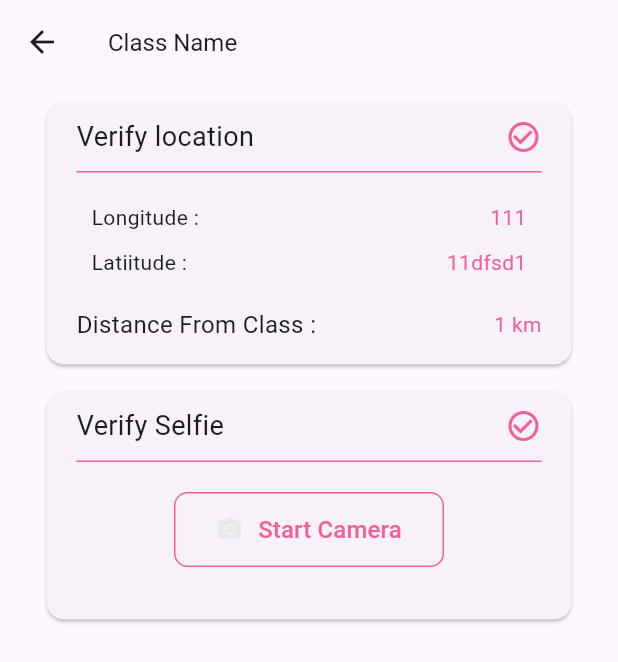
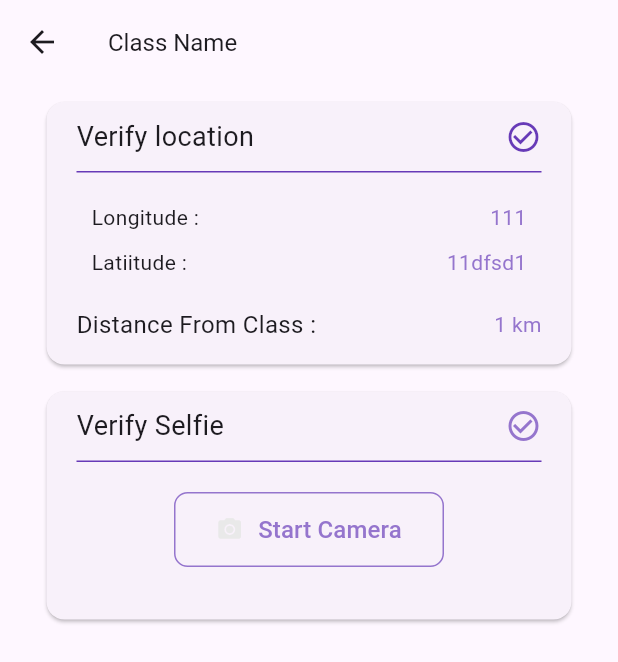
Before and after one commit to deev-narayan/Attendo_BBAU, a Flutter app: the screen it shows after launch, after a tap on "Login", after a tap on "Mark your attendace", on a phone screen of 412 x 824 dp. Shown: the top 662 px of the screen. Run offline on Flutter 3.47's test engine with Material 3 defaults, Android fonts, the phone set to English and light mode, and no system bars.

Commit message:
colour scheam is same as logo decided

```diff
--- a/lib/main.dart
+++ b/lib/main.dart
@@ -18,7 +18,9 @@ class _MyAppState extends State<MyApp> {
   Widget build(BuildContext context) {
     return MaterialApp(
       debugShowCheckedModeBanner: false,
-      theme: ThemeData.light(),
+      theme: ThemeData.from(
+        colorScheme: ColorScheme.fromSeed(seedColor: Colors.deepPurple),
+      ),
       darkTheme: ThemeData.dark(),
       themeMode: ThemeMode.system,
       home: Login(),
--- a/lib/pages/login.dart
+++ b/lib/pages/login.dart
@@ -20,7 +20,7 @@ class _LoginState extends State<Login> {
             height: double.infinity,
             width: double.infinity,
             decoration: BoxDecoration(
-              color: const Color.fromARGB(94, 71, 71, 71),
+
             ),
           ),
           Center(
@@ -32,7 +32,7 @@ class _LoginState extends State<Login> {
                   height: 400,
                   width: 350,
                   decoration: BoxDecoration(
-                    color: const Color.fromARGB(92, 255, 255, 255),
+                    color: const Color.fromARGB(19, 255, 255, 255),
                     borderRadius: BorderRadius.circular(10),
                     border: Border.all(
                       color: const Color.fromARGB(90, 0, 0, 0),
@@ -50,12 +50,7 @@ class _LoginState extends State<Login> {
                 Image.asset(
                   "./assets/images/hero.png",
                   height: 150,
-                  color: const Color.fromARGB(
-                    255,
-                    0,
-                    19,
-                    34,
-                  ), // your desired color
+                  color: const Color.fromARGB(255, 0, 132, 255), // your desired color
                   colorBlendMode: BlendMode.srcIn,
                 ),
                 Container(
--- a/lib/pages/profile.dart
+++ b/lib/pages/profile.dart
@@ -42,15 +42,17 @@ class _ProfileState extends State<Profile> {
             crossAxisAlignment: CrossAxisAlignment.center,
             children: [
               Container(
+                margin: EdgeInsets.fromLTRB(0, 20, 0, 0),
                 height: 50,
-                width: double.infinity,
+                width: 340,
                 decoration: BoxDecoration(
-                  color: const Color.fromARGB(14, 226, 226, 226),
+                  color: const Color.fromARGB(106, 0, 132, 255),
+                  borderRadius: BorderRadius.circular(10)
                 ),
                 child: Center(
                   child: Text(
                     "B.Tech : Computer Science Engineering",
-                    style: TextStyle(fontSize: 17, fontWeight: FontWeight.w100),
+                    style: TextStyle(fontSize: 17, fontWeight: FontWeight.w600),
                   ),
                 ),
               ),
@@ -61,10 +63,10 @@ class _ProfileState extends State<Profile> {
                   children: [
                     Container(
                       padding: EdgeInsets.fromLTRB(00, 20, 0, 20),
-                      width: 410,
+                      width: 340,
                       decoration: BoxDecoration(
                         borderRadius: BorderRadius.circular(10),
-                        color: const Color.fromARGB(143, 187, 182, 182),
+                        color: const Color.fromARGB(61, 187, 182, 182),
                       ),
                       child: Row(
                         mainAxisAlignment: MainAxisAlignment.spaceAround,
@@ -113,10 +115,10 @@ class _ProfileState extends State<Profile> {
                 padding: const EdgeInsets.fromLTRB(20, 5, 20, 5),
                 child: Container(
                   padding: EdgeInsets.fromLTRB(40, 40, 40, 40),
-                  width: 410,
+                  width: 340,
                   decoration: BoxDecoration(
                     borderRadius: BorderRadius.circular(10),
-                    color: const Color.fromARGB(143, 187, 182, 182),
+                    color: const Color.fromARGB(61, 187, 182, 182),
                   ),
                   child: Center(
                     child: Column(
@@ -125,7 +127,7 @@ class _ProfileState extends State<Profile> {
                           height: 20,
                           width: 300,
                           decoration: BoxDecoration(
-                            color: const Color.fromARGB(80, 0, 0, 0),
+                            color: const Color.fromARGB(61, 187, 182, 182),
                           ),
                           child: Text("Percentage"),
                         ),
@@ -164,10 +166,11 @@ class _ProfileState extends State<Profile> {
                 padding: const EdgeInsets.fromLTRB(20, 5, 20, 5),
                 child: Container(
                   height: 50,
-                  width: 410,
+                  width: 340,
                   decoration: BoxDecoration(
                     borderRadius: BorderRadius.circular(10),
-                    color: const Color.fromARGB(143, 187, 182, 182),
+                    color: const Color.fromARGB(61, 187, 182, 182),
+                    border: Border.all(width: 2,color: Color.fromARGB(255, 0, 132, 255))
                   ),
                   child: TextButton(
                     onPressed: () {
@@ -179,7 +182,7 @@ class _ProfileState extends State<Profile> {
                         ),
                       );
                     },
-                    child: Text("Mark your attendace"),
+                    child: Text("Mark your attendace",style: TextStyle(fontWeight: FontWeight.w600),),
                   ),
                 ),
               ),
--- a/lib/pages/user_validation.dart
+++ b/lib/pages/user_validation.dart
@@ -33,7 +33,7 @@ class _UserValidationState extends State<UserValidation> {
                             border: Border(
                               bottom: BorderSide(
                                 width: 1.0,
-                                color: const Color(0xFFF06292),
+                                color: Colors.deepPurple,
                               ),
                             ),
                           ),
@@ -47,7 +47,7 @@ class _UserValidationState extends State<UserValidation> {
                               SizedBox(width: 20),
                               Icon(
                                 Icons.check_circle_outline,
-                                color: Colors.pink[300],
+                                color: Colors.deepPurple,
                               ),
                             ],
                           ),
@@ -68,7 +68,7 @@ class _UserValidationState extends State<UserValidation> {
                                   Text(
                                     "111",
                                     style: TextStyle(
-                                      color: Colors.pink.shade300,
+                                      color: Colors.deepPurple[300],
                                     ),
                                   ),
                                 ],
@@ -82,7 +82,7 @@ class _UserValidationState extends State<UserValidation> {
                                   Text(
                                     "11dfsd1",
                                     style: TextStyle(
-                                      color: Colors.pink.shade300,
+                                      color: Colors.deepPurple.shade300,
                                     ),
                                   ),
                                 ],
@@ -101,7 +101,7 @@ class _UserValidationState extends State<UserValidation> {
                               ),
                               Text(
                                 "1 km",
-                                style: TextStyle(color: Colors.pink[300]),
+                                style: TextStyle(color: Colors.deepPurple[300]),
                               ),
                             ],
                           ),
@@ -126,7 +126,7 @@ class _UserValidationState extends State<UserValidation> {
                             border: Border(
                               bottom: BorderSide(
                                 width: 1.0,
-                                color: const Color(0xFFF06292),
+                                color: Colors.deepPurple,
                               ),
                             ),
                           ),
@@ -140,7 +140,7 @@ class _UserValidationState extends State<UserValidation> {
                               SizedBox(width: 20),
                               Icon(
                                 Icons.check_circle_outline,
-                                color: Colors.pink[300],
+                                color: Colors.deepPurple[300],
                               ),
                             ],
                           ),
@@ -152,7 +152,7 @@ class _UserValidationState extends State<UserValidation> {
                               maximumSize: Size(180, 50),
                               minimumSize: Size(180, 50),
                               side: BorderSide(
-                                color: Colors.pink[300]!,
+                                color: Colors.deepPurple[300]!,
                                 width: 1, // optional: thickness
                               ),
                               shape: RoundedRectangleBorder(
@@ -172,7 +172,7 @@ class _UserValidationState extends State<UserValidation> {
                                 Text(
                                   "Start Camera",
                                   style: TextStyle(
-                                    color: Colors.pink[300],
+                                    color: Colors.deepPurple[300],
                                     fontSize: 16,
                                   ),
                                 ),
```
